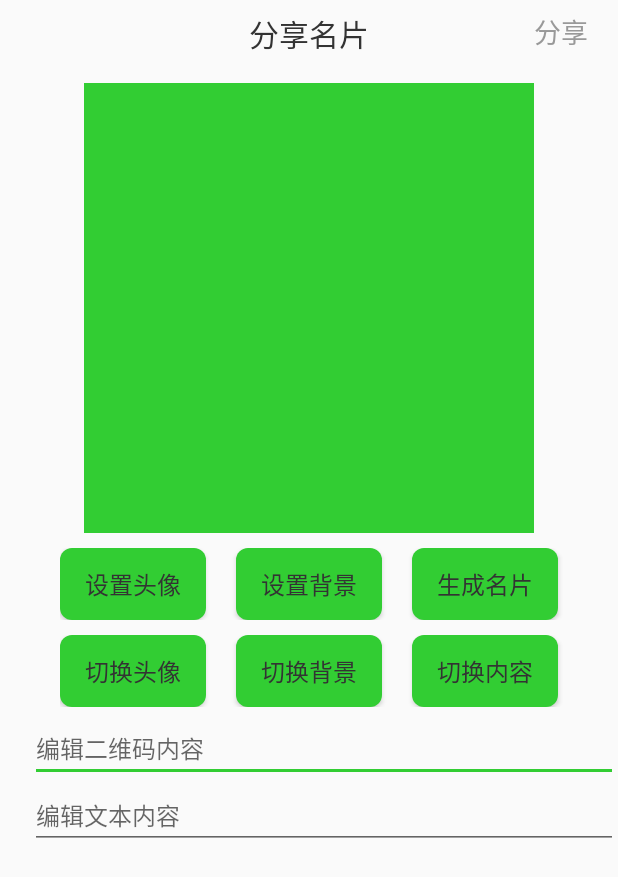
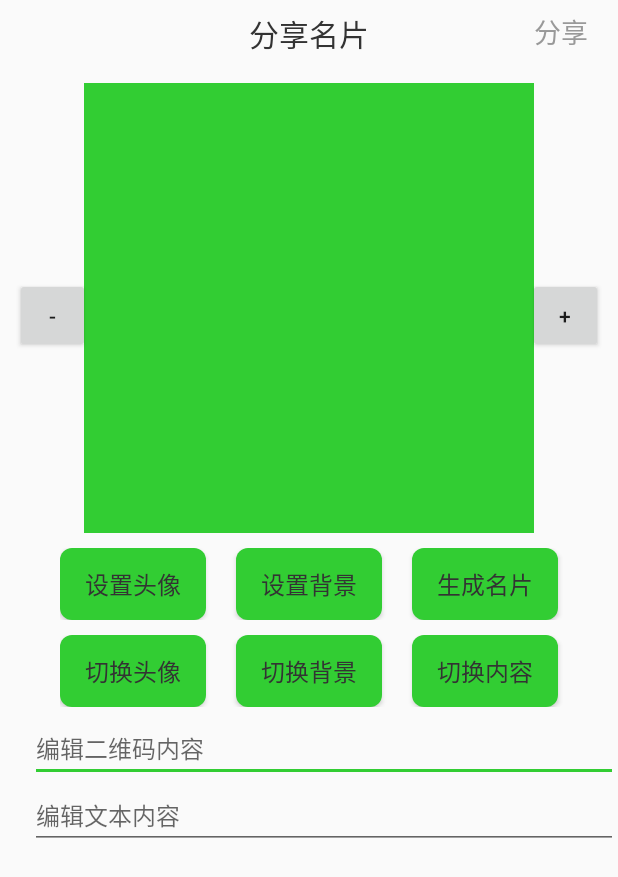
Before and after one commit to ahaliulang/JustBackUp, an Android app: the ShareCardActivity screen opened directly, with no data from a screen before it, on a phone screen of 412 x 824 dp. Shown: the top 877 px of the screen. Run offline under Robolectric (Android 15) with nearby library versions, the phone set to English and light mode, and no system bars; our stand-ins replace RxJava; plain views replace PhotoView; network calls fail; pictures from the network do not load.

Commit message:
修改bug

```diff
--- a/app/src/main/java/com/ahaliulang/work/ShareCardActivity.java
+++ b/app/src/main/java/com/ahaliulang/work/ShareCardActivity.java
@@ -47,6 +47,8 @@ public class ShareCardActivity extends AppCompatActivity {
     private Button changeAvatarBtn;
     private Button changeBgBtn;
     private Button changeContentBtn;
+    private Button addBtn;
+    private Button subBtn;
     private EditText qrEditText;
     private EditText contentEditText;
     private TextView shareTextView;
@@ -61,6 +63,7 @@ public class ShareCardActivity extends AppCompatActivity {
     private int mAvatarIndex;
     private int mBgIndex;
     private int mContentIndex;
+    private int mCountDays;
 
 
     @Override
@@ -82,6 +85,7 @@ public class ShareCardActivity extends AppCompatActivity {
         mBgList.add(bg);
         mAvatarList.add(avatar);
         mCardStyleInfo.bitmapInfos = bitmapInfos;
+        mCountDays = TimeUtil.countShareDays();
         mCardStyleInfo.day = String.valueOf(TimeUtil.countShareDays());
         mCardStyleInfo.introduction = "Why are you trying so hard to fit in when you are born to stand out?\n" +
                 "你本就生而不凡，为何还要拼命去融入大众呢？";
@@ -123,6 +127,8 @@ public class ShareCardActivity extends AppCompatActivity {
         changeAvatarBtn = findViewById(R.id.change_avatar_btn);
         changeBgBtn = findViewById(R.id.change_bg_btn);
         changeContentBtn = findViewById(R.id.change_content);
+        addBtn = findViewById(R.id.add_btn);
+        subBtn = findViewById(R.id.sub_btn);
     }
 
     private void initListener() {
@@ -202,6 +208,23 @@ public class ShareCardActivity extends AppCompatActivity {
             @Override
             public void onClick(View v) {
                 openAlbum();
+            }
+        });
+        addBtn.setOnClickListener(new View.OnClickListener() {
+            @RequiresApi(api = Build.VERSION_CODES.LOLLIPOP)
+            @Override
+            public void onClick(View v) {
+                mCardStyleInfo.day = String.valueOf(++mCountDays);
+                buildShareCard();
+            }
+        });
+        subBtn.setOnClickListener(new View.OnClickListener() {
+
+            @RequiresApi(api = Build.VERSION_CODES.LOLLIPOP)
+            @Override
+            public void onClick(View v) {
+                mCardStyleInfo.day = String.valueOf(--mCountDays);
+                buildShareCard();
             }
         });
     }
@@ -299,11 +322,14 @@ public class ShareCardActivity extends AppCompatActivity {
             imagePath = uri.getPath();
         }
         Glide.with(this).load(imagePath).asBitmap().into(new SimpleTarget<Bitmap>() {
+            @RequiresApi(api = Build.VERSION_CODES.LOLLIPOP)
             @Override
             public void onResourceReady(Bitmap resource, GlideAnimation<? super Bitmap> glideAnimation) {
-                mPreImageView.setImageBitmap(resource);
+                //mPreImageView.setImageBitmap(resource);
                 mAvatarList.add(resource);
                 mBgList.add(resource);
+                mCardStyleInfo.bitmapInfos.set(0,resource);
+                buildShareCard();
             }
         });
     }
--- a/app/src/main/java/com/ahaliulang/work/TimeUtil.java
+++ b/app/src/main/java/com/ahaliulang/work/TimeUtil.java
@@ -104,7 +104,7 @@ public class TimeUtil {
     public static int countShareDays(){
         try {
             Calendar startCalendar = Calendar.getInstance();
-            startCalendar.setTime((new SimpleDateFormat("yyyy-MM-dd")).parse("2019-01-19"));
+            startCalendar.setTime((new SimpleDateFormat("yyyy-MM-dd")).parse("2019-01-18"));
             Calendar endCalendar = Calendar.getInstance();
             endCalendar.setTime(new Date());
             return getDaysBetween(startCalendar, endCalendar);
--- a/app/src/main/res/layout/activity_share_card.xml
+++ b/app/src/main/res/layout/activity_share_card.xml
@@ -43,6 +43,24 @@
             android:layout_centerHorizontal="true"
             android:layout_marginTop="10dp"
             android:background="@color/colorPrimary" />
+
+        <Button
+            android:id="@+id/add_btn"
+            android:layout_width="50dp"
+            android:layout_height="50dp"
+            android:layout_alignParentRight="true"
+            android:layout_below="@+id/title_bar"
+            android:layout_marginRight="10dp"
+            android:layout_marginTop="140dp"
+            android:text="+" />
+
+        <Button
+            android:id="@+id/sub_btn"
+            android:layout_width="50dp"
+            android:layout_height="50dp"
+            android:layout_alignTop="@+id/add_btn"
+            android:layout_marginLeft="10dp"
+            android:text="-" />
 
 
         <LinearLayout
```
